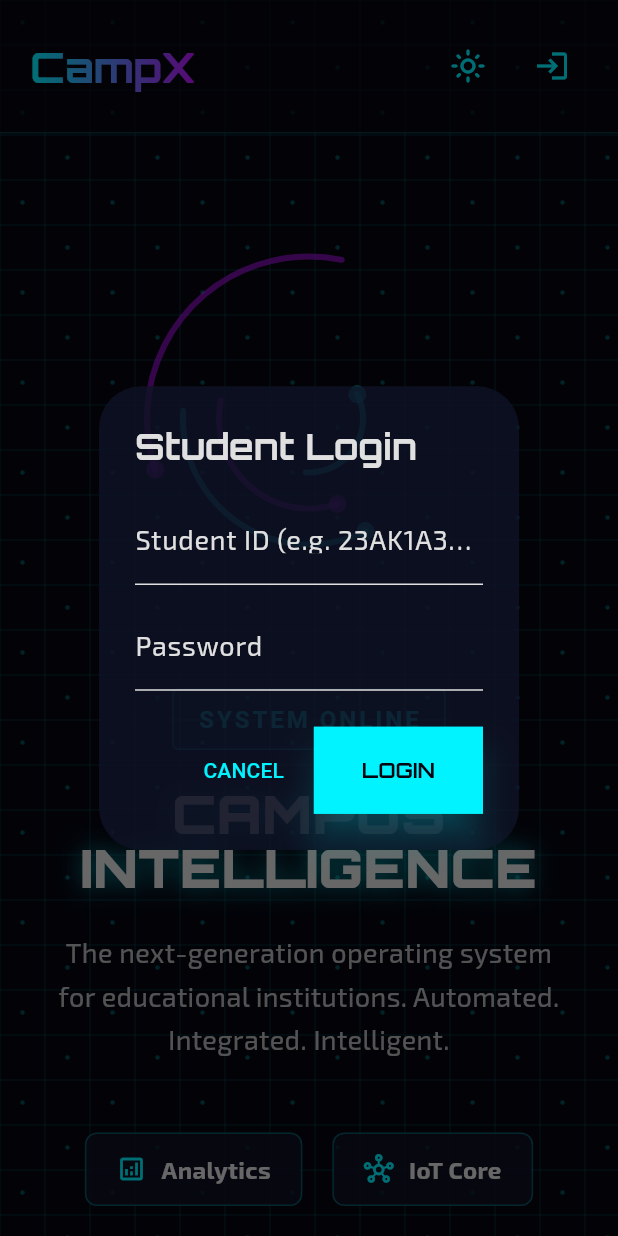
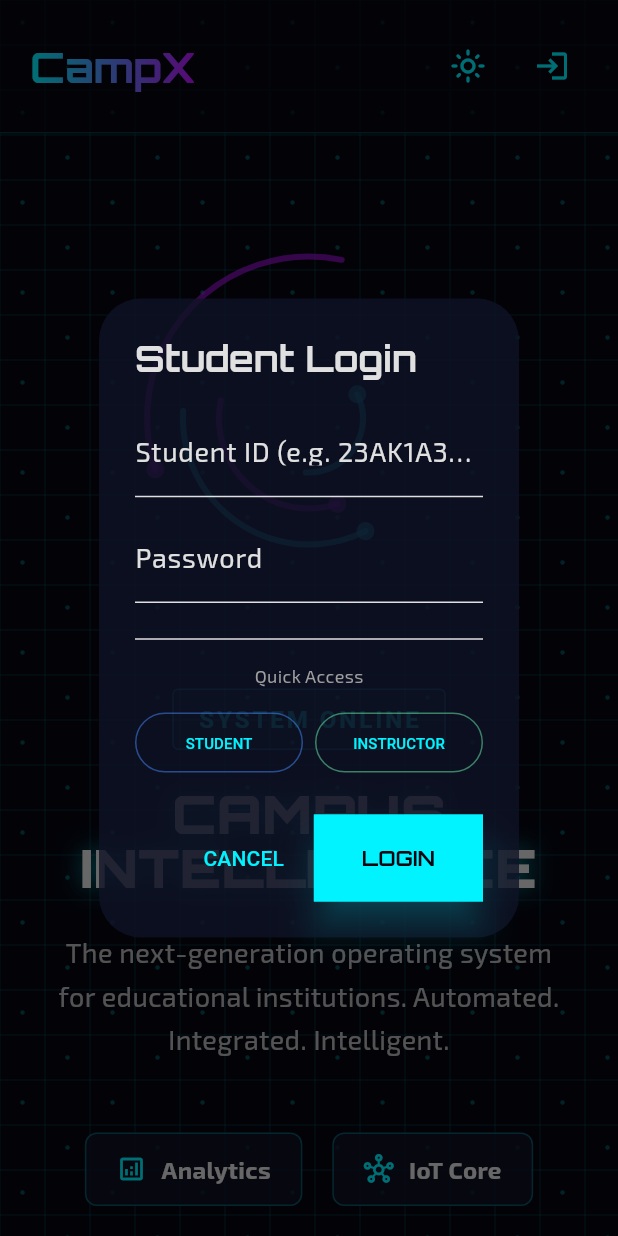
Before and after one commit to TheLoneArcher/expl01t, a Flutter app: the screen it shows after launch, after a tap on the "login" icon, on a phone screen of 412 x 824 dp. Run offline on Flutter 3.47's test engine with Material 3 defaults, Android fonts, the phone set to English and light mode, and no system bars; our stand-ins replace cloud_firestore, firebase_core, fl_chart, flutter_svg, google_fonts, google_generative_ai and 1 more; accounts and stored records are empty.

Commit message:
add default credentials

```diff
--- a/lib/screens/landing_page.dart
+++ b/lib/screens/landing_page.dart
@@ -100,6 +100,36 @@ class _NavBar extends StatelessWidget {
                 if (loading) const Padding(
                   padding: EdgeInsets.only(top: 10),
                   child: LinearProgressIndicator(),
+                ),
+                const SizedBox(height: 16),
+                const Divider(),
+                const SizedBox(height: 8),
+                Text("Quick Access", style: GoogleFonts.exo2(fontSize: 12, color: Colors.grey)),
+                const SizedBox(height: 12),
+                Row(
+                  children: [
+                    Expanded(
+                      child: OutlinedButton(
+                        onPressed: loading ? null : () {
+                          uidController.text = "23AK1A3601";
+                          passController.text = "23AK1A3601";
+                        },
+                        style: OutlinedButton.styleFrom(side: BorderSide(color: Colors.blueAccent.withOpacity(0.5))),
+                        child: const Text("STUDENT", style: TextStyle(fontSize: 10)),
+                      ),
+                    ),
+                    const SizedBox(width: 8),
+                    Expanded(
+                      child: OutlinedButton(
+                        onPressed: loading ? null : () {
+                          uidController.text = "INSTR01";
+                          passController.text = "INSTR01";
+                        },
+                        style: OutlinedButton.styleFrom(side: BorderSide(color: Colors.greenAccent.withOpacity(0.5))),
+                        child: const Text("INSTRUCTOR", style: TextStyle(fontSize: 10)),
+                      ),
+                    ),
+                  ],
                 ),
               ],
             ),
```
